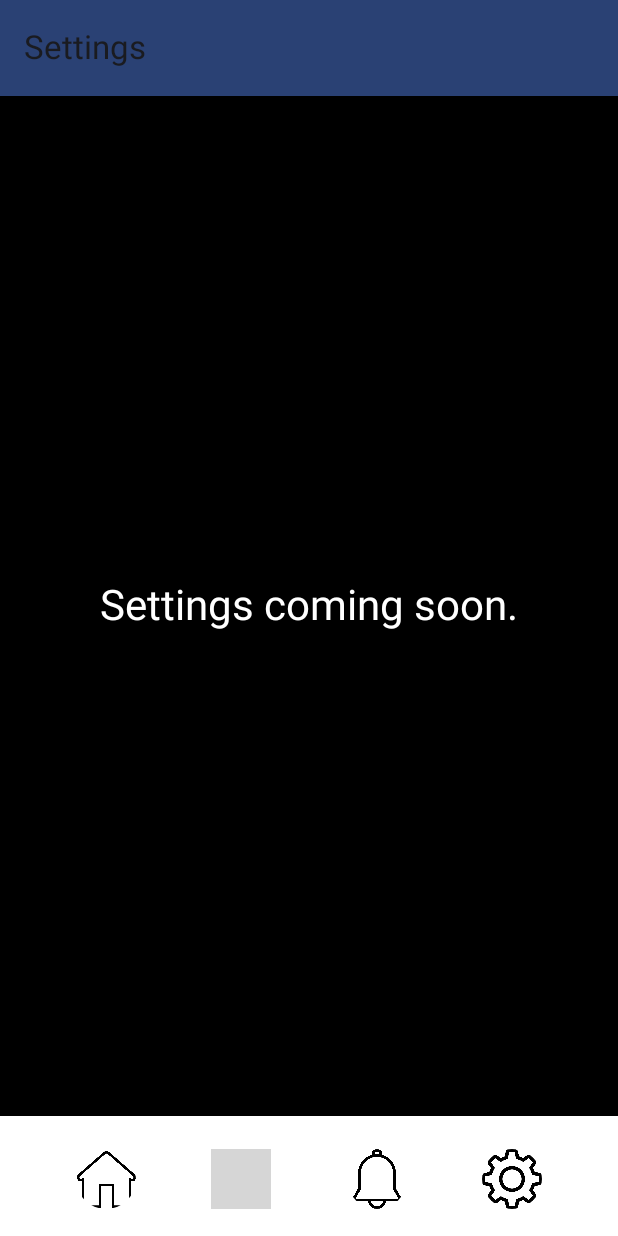
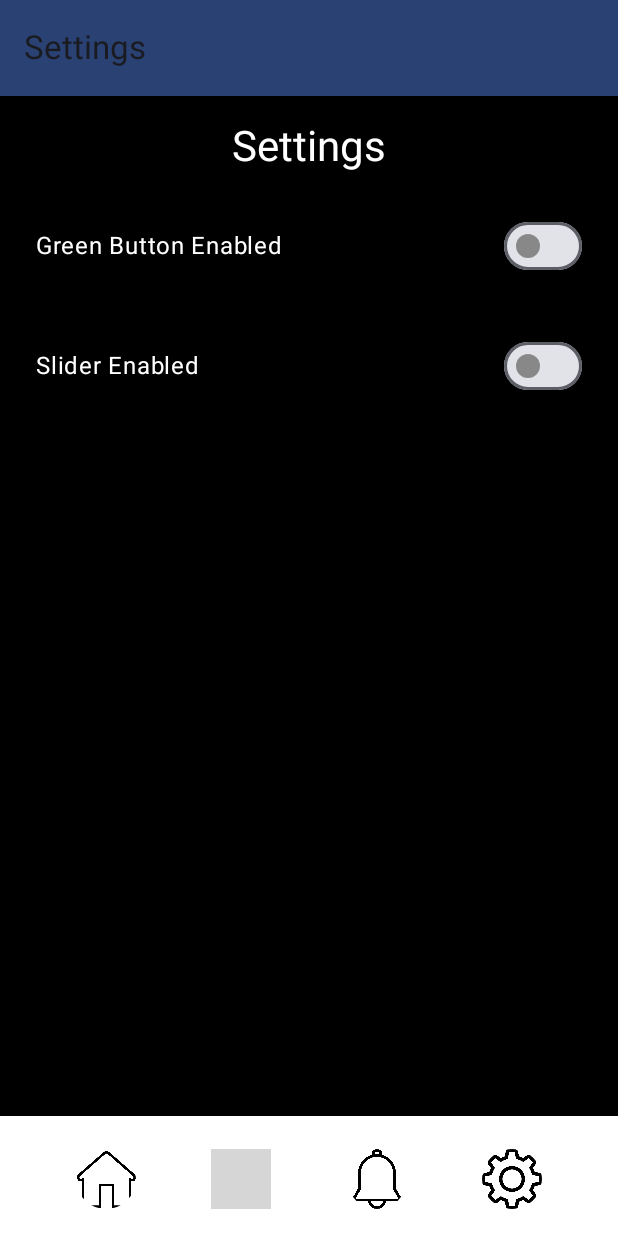
Before and after one commit to HaroldasT2/Mobile_Integration_CA3_Haroldas_Wiktor, an Android app built with Jetpack Compose: the screen it shows after launch (MainActivity), after a tap on "Settings", on a phone screen of 412 x 824 dp. Run offline under Robolectric (Android 15) with nearby library versions, the phone set to English and light mode, and no system bars; our stand-ins replace Room's generated code; grey boxes are pictures that could not be loaded.

Commit message:
added database to load camera recordings, that got the images using coil also added settings page which uses datastore to save users preferences for voice changer and microphone

```diff
--- a/app/src/main/AndroidManifest.xml
+++ b/app/src/main/AndroidManifest.xml
@@ -1,6 +1,9 @@
 <?xml version="1.0" encoding="utf-8"?>
 <manifest xmlns:android="http://schemas.android.com/apk/res/android"
-    xmlns:tools="http://schemas.android.com/tools">
+    xmlns:tools="http://schemas.android.com/tools"
+    package="com.example.homeguard">
+
+    <uses-permission android:name="android.permission.INTERNET" />
 
     <application
         android:allowBackup="true"
@@ -19,7 +22,6 @@
             android:theme="@style/Theme.HomeGuard">
             <intent-filter>
                 <action android:name="android.intent.action.MAIN" />
-
                 <category android:name="android.intent.category.LAUNCHER" />
             </intent-filter>
         </activity>
--- /dev/null
+++ b/app/src/main/java/com/example/homeguard/AppDatabase.kt
@@ -0,0 +1,68 @@
+package com.example.homeguard
+
+import android.content.Context
+import androidx.room.Database
+import androidx.room.Room
+import androidx.room.RoomDatabase
+import androidx.sqlite.db.SupportSQLiteDatabase
+import kotlinx.coroutines.CoroutineScope
+import kotlinx.coroutines.launch
+import android.util.Log
+
+@Database(entities = [Recording::class], version = 1, exportSchema = false)
+abstract class AppDatabase : RoomDatabase() {
+
+    abstract fun recordingDao(): RecordingDao
+
+    companion object {
+        @Volatile
+        private var INSTANCE: AppDatabase? = null
+
+        fun getDatabase(context: Context, scope: CoroutineScope): AppDatabase {
+            return INSTANCE ?: synchronized(this) {
+                val instance = Room.databaseBuilder(
+                    context.applicationContext,
+                    AppDatabase::class.java,
+                    "homeguard_database"
+                )
+                    .fallbackToDestructiveMigration() // Clears the database on schema change
+                    .addCallback(DatabaseCallback(scope))
+                    .build()
+                INSTANCE = instance
+                instance
+            }
+        }
+    }
+
+    private class DatabaseCallback(private val scope: CoroutineScope) : RoomDatabase.Callback() {
+        override fun onCreate(db: SupportSQLiteDatabase) {
+            super.onCreate(db)
+            INSTANCE?.let { database ->
+                scope.launch {
+                    Log.d("AppDatabase", "Populating database...")
+                    populateDatabase(database.recordingDao())
+                }
+            }
+        }
+
+        suspend fun populateDatabase(recordingDao: RecordingDao) {
+            recordingDao.clearTable()
+
+            val recording1 = Recording(
+                timestamp = "2024-12-02 10:00",
+                description = "Sample recording 1",
+                imageUrl = "https://www.cnet.com/a/img/resize/5b94304f2e405e23712a6c3ef2ff05e24365fa33/hub/2023/03/08/92644bdd-ebca-4994-b802-8b16dcc2be46/ring-battery-doorbell-plus.jpg?auto=webp&fit=crop&height=675&width=1200"
+            )
+            val recording2 = Recording(
+                timestamp = "2024-12-02 11:00",
+                description = "Sample recording 2",
+                imageUrl = "https://encrypted-tbn0.gstatic.com/images?q=tbn:ANd9GcQCy2pScPVvWaHV59T9Gtn443GFEnPM_tNzZg&s"
+            )
+
+            Log.d("AppDatabase", "Inserting: $recording1")
+            Log.d("AppDatabase", "Inserting: $recording2")
+            recordingDao.insertRecording(recording1)
+            recordingDao.insertRecording(recording2)
+        }
+    }
+}
--- a/app/src/main/java/com/example/homeguard/MainActivity.kt
+++ b/app/src/main/java/com/example/homeguard/MainActivity.kt
@@ -1,5 +1,6 @@
 package com.example.homeguard
 
+import android.app.Application
 import android.os.Bundle
 import androidx.activity.ComponentActivity
 import androidx.activity.compose.setContent
@@ -28,18 +29,22 @@ import com.example.homeguard.ui.theme.HomeGuardTheme
 import com.example.homeguard.ui.BottomNavBar
 import com.example.homeguard.ui.NotificationsPage
 import com.example.homeguard.ui.SettingsPage
-import android.util.Log
 import androidx.compose.runtime.Composable
 import androidx.compose.animation.animateColorAsState
 import com.example.homeguard.viewmodel.HomeViewModel
+import com.example.homeguard.viewmodel.HomeViewModelFactory
 import androidx.lifecycle.viewmodel.compose.viewModel
+import kotlinx.coroutines.CoroutineScope
+import kotlinx.coroutines.Dispatchers
 
 class MainActivity : ComponentActivity() {
     override fun onCreate(savedInstanceState: Bundle?) {
         super.onCreate(savedInstanceState)
+        val application = this.application
+        val scope = CoroutineScope(Dispatchers.Main)
         setContent {
             HomeGuardTheme {
-                HomeGuardApp()
+                HomeGuardApp(application, scope)
             }
         }
     }
@@ -57,9 +62,14 @@ fun ImageBackground(){
 }
 
 @Composable
-fun HomeGuardApp() {
+fun HomeGuardApp(application: Application, scope: CoroutineScope) {
+    val homeViewModel: HomeViewModel = viewModel(
+        factory = HomeViewModelFactory(application, scope)
+    )
+    LaunchedEffect(Unit) {
+        homeViewModel.checkDatabasePopulated()
+    }
     val navController = rememberNavController()
-    val homeViewModel: HomeViewModel = viewModel()
     NavHost(navController = navController, startDestination = "home") {
         composable("home") {
             HomePage(
@@ -71,16 +81,13 @@ fun HomeGuardApp() {
             )
         }
         composable("camera") {
-            Log.d("Navigation", "Navigating to CameraPage")
-            CameraPage(navController)
+            CameraPage(navController, homeViewModel)
         }
         composable("notifications") {
-            Log.d("Navigation", "Navigating to NotificationsPage")
             NotificationsPage(navController)
         }
         composable("settings") {
-            Log.d("Navigation", "Navigating to SettingsPage")
-            SettingsPage(navController)
+            SettingsPage(navController, homeViewModel)
         }
     }
 }
@@ -94,6 +101,7 @@ fun HomePage(
     viewModel: HomeViewModel
 ) {
     val isButtonGreen by viewModel.isButtonGreen.collectAsState()
+    val isSliderOn by viewModel.isSliderOn.collectAsState()
 
     Scaffold(
         bottomBar = { BottomNavBar(navController) },
@@ -121,7 +129,6 @@ fun HomePage(
                     containerColor = if (isButtonGreen) Color.Green else Color.Gray
                 ),
                 onClick = {
-                    Log.d("HomePage", "Button clicked. Current state: $isButtonGreen")
                     viewModel.toggleButtonColor()
                 },
                 modifier = Modifier.padding(16.dp)
@@ -131,8 +138,10 @@ fun HomePage(
 
             Row(verticalAlignment = Alignment.CenterVertically) {
                 Text(text = "Voice Changer", color = Color.White)
-                val checkedState = remember { mutableStateOf(false) }
-                Switch(checked = checkedState.value, onCheckedChange = { checkedState.value = it })
+                Switch(
+                    checked = isSliderOn,
+                    onCheckedChange = { viewModel.toggleSlider() }
+                )
             }
         }
     }
@@ -155,6 +164,6 @@ fun CenteredText(text: String) {
 fun GreetingPreview() {
     HomeGuardTheme {
         ImageBackground()
-        HomeGuardApp()
+        HomeGuardApp(application = Application(), scope = CoroutineScope(Dispatchers.Main))
     }
 }
--- /dev/null
+++ b/app/src/main/java/com/example/homeguard/Recording.kt
@@ -0,0 +1,12 @@
+package com.example.homeguard
+
+import androidx.room.Entity
+import androidx.room.PrimaryKey
+
+@Entity(tableName = "recordings")
+data class Recording(
+    @PrimaryKey(autoGenerate = true) val id: Int = 0,
+    val timestamp: String,
+    val description: String,
+    val imageUrl: String
+)
--- /dev/null
+++ b/app/src/main/java/com/example/homeguard/RecordingDao.kt
@@ -0,0 +1,16 @@
+package com.example.homeguard
+
+import androidx.room.Dao
+import androidx.room.Insert
+import androidx.room.Query
+
+@Dao
+interface RecordingDao {
+    @Insert
+    suspend fun insertRecording(recording: Recording)
+
+    @Query("SELECT * FROM recordings")
+    suspend fun getAllRecordings(): List<Recording>
+    @Query("DELETE FROM recordings")
+    suspend fun clearTable()
+}
--- /dev/null
+++ b/app/src/main/java/com/example/homeguard/data/PreferencesManager.kt
@@ -0,0 +1,44 @@
+package com.example.homeguard.data
+
+import android.content.Context
+import android.util.Log
+import androidx.datastore.preferences.core.booleanPreferencesKey
+import androidx.datastore.preferences.core.edit
+import androidx.datastore.preferences.core.preferencesOf
+import androidx.datastore.preferences.preferencesDataStore
+import kotlinx.coroutines.flow.Flow
+import kotlinx.coroutines.flow.map
+
+class PreferencesManager(context: Context) {
+    private val dataStore = context.dataStore
+
+    companion object {
+        private const val DATASTORE_NAME = "user_preferences"
+        private val IS_BUTTON_GREEN = booleanPreferencesKey("is_button_green")
+        private val IS_SLIDER_ON = booleanPreferencesKey("is_slider_on")
+
+        private val Context.dataStore by preferencesDataStore(name = DATASTORE_NAME)
+    }
+
+    val isButtonGreen: Flow<Boolean> = dataStore.data.map { preferences ->
+        preferences[IS_BUTTON_GREEN] ?: false
+    }
+
+    val isSliderOn: Flow<Boolean> = dataStore.data.map { preferences ->
+        preferences[IS_SLIDER_ON] ?: false
+    }
+
+    suspend fun saveButtonState(isGreen: Boolean) {
+        Log.d("PreferencesManager", "Saving button state: $isGreen")
+        dataStore.edit { preferences ->
+            preferences[IS_BUTTON_GREEN] = isGreen
+        }
+    }
+
+    suspend fun saveSliderState(isSliderOn: Boolean) {
+        Log.d("PreferencesManager", "Saving slider state: $isSliderOn")
+        dataStore.edit { preferences ->
+            preferences[IS_SLIDER_ON] = isSliderOn
+        }
+    }
+}
--- a/app/src/main/java/com/example/homeguard/ui/SettingsPage.kt
+++ b/app/src/main/java/com/example/homeguard/ui/SettingsPage.kt
@@ -1,21 +1,22 @@
 package com.example.homeguard.ui
 
+import android.util.Log
 import androidx.compose.foundation.background
 import androidx.compose.foundation.layout.*
 import androidx.compose.material3.*
-import androidx.compose.runtime.Composable
-import androidx.compose.runtime.mutableStateOf
-import androidx.compose.runtime.remember
+import androidx.compose.runtime.*
 import androidx.compose.ui.Alignment
 import androidx.compose.ui.Modifier
 import androidx.compose.ui.graphics.Color
 import androidx.compose.ui.unit.dp
 import androidx.navigation.NavController
-
+import com.example.homeguard.viewmodel.HomeViewModel
 
 @OptIn(ExperimentalMaterial3Api::class)
 @Composable
-fun SettingsPage(navController: NavController) {
+fun SettingsPage(navController: NavController, viewModel: HomeViewModel) {
+    val isSliderOn by viewModel.isSliderOn.collectAsState()
+    Log.d("SettingsPage", "Slider state in SettingsPage: $isSliderOn")
     Scaffold(
         topBar = {
             TopAppBar(
@@ -29,22 +30,36 @@ fun SettingsPage(navController: NavController) {
             modifier = Modifier
                 .fillMaxSize()
                 .background(Color.Black)
-                .padding(paddingValues),
-            verticalArrangement = Arrangement.Center,
+                .padding(paddingValues)
+                .padding(16.dp),
+            verticalArrangement = Arrangement.spacedBy(16.dp),
             horizontalAlignment = Alignment.CenterHorizontally
         ) {
             Text(
-                text = "Settings coming soon.",
+                text = "Settings",
                 color = Color.White,
                 style = MaterialTheme.typography.headlineMedium
+            )
+
+
+            SettingToggle(
+                title = "Green Button Enabled",
+                isChecked = viewModel.isButtonGreen.collectAsState(initial = false).value,
+                onToggle = { viewModel.toggleButtonColor() }
+            )
+
+
+            SettingToggle(
+                title = "Slider Enabled",
+                isChecked = viewModel.isSliderOn.collectAsState(initial = false).value,
+                onToggle = { viewModel.toggleSlider() }
             )
         }
     }
 }
 
 @Composable
-fun SettingToggle(title: String) {
-    val checkedState = remember { mutableStateOf(false) }
+fun SettingToggle(title: String, isChecked: Boolean, onToggle: (Boolean) -> Unit) {
     Row(
         modifier = Modifier
             .fillMaxWidth()
@@ -54,8 +69,8 @@ fun SettingToggle(title: String) {
     ) {
         Text(text = title, color = Color.White)
         Switch(
-            checked = checkedState.value,
-            onCheckedChange = { checkedState.value = it },
+            checked = isChecked,
+            onCheckedChange = onToggle,
             colors = SwitchDefaults.colors(
                 checkedThumbColor = MaterialTheme.colorScheme.primary,
                 uncheckedThumbColor = Color.Gray
--- a/app/src/main/java/com/example/homeguard/viewmodel/HomeViewModel.kt
+++ b/app/src/main/java/com/example/homeguard/viewmodel/HomeViewModel.kt
@@ -1,16 +1,91 @@
 package com.example.homeguard.viewmodel
 
+import android.app.Application
 import android.util.Log
+import androidx.lifecycle.AndroidViewModel
 import androidx.lifecycle.ViewModel
+import androidx.lifecycle.ViewModelProvider
+import androidx.lifecycle.viewModelScope
+import com.example.homeguard.AppDatabase
+import com.example.homeguard.Recording
+import kotlinx.coroutines.CoroutineScope
+import kotlinx.coroutines.Dispatchers
 import kotlinx.coroutines.flow.MutableStateFlow
 import kotlinx.coroutines.flow.StateFlow
+import kotlinx.coroutines.launch
+import com.example.homeguard.data.PreferencesManager
 
-class HomeViewModel : ViewModel() {
+class HomeViewModel(application: Application, private val scope: CoroutineScope) : AndroidViewModel(application) {
     private val _isButtonGreen = MutableStateFlow(false)
     val isButtonGreen: StateFlow<Boolean> get() = _isButtonGreen
 
+    private val _isSliderOn = MutableStateFlow(false)
+    val isSliderOn: StateFlow<Boolean> get() = _isSliderOn
+
+    private val recordingDao = AppDatabase.getDatabase(application, scope).recordingDao()
+    private val preferencesManager = PreferencesManager(application)
+    init {
+        viewModelScope.launch {
+            preferencesManager.isButtonGreen.collect { isGreen ->
+                Log.d("HomeViewModel", "Retrieved button state from DataStore: $isGreen")
+                _isButtonGreen.value = isGreen
+            }
+            preferencesManager.isSliderOn.collect { isOn ->
+                Log.d("HomeViewModel", "Retrieved slider state from DataStore: $isOn")
+                _isSliderOn.value = isOn
+            }
+        }
+    }
+
     fun toggleButtonColor() {
         _isButtonGreen.value = !_isButtonGreen.value
-        Log.d("HomeViewModel", "toggleButtonColor called. New state: ${_isButtonGreen.value}")
+        viewModelScope.launch {
+            preferencesManager.saveButtonState(_isButtonGreen.value)
+        }
+    }
+
+    fun toggleSlider() {
+        _isSliderOn.value = !_isSliderOn.value
+        viewModelScope.launch {
+            preferencesManager.saveSliderState(_isSliderOn.value)
+        }
+    }
+
+    fun addRecording(recording: Recording) {
+        viewModelScope.launch {
+            recordingDao.insertRecording(recording)
+        }
+    }
+
+    fun getRecordings(onResult: (List<Recording>) -> Unit) {
+        viewModelScope.launch {
+            val recordings = recordingDao.getAllRecordings()
+            Log.d("HomeViewModel", "Fetched Recordings: $recordings")
+            onResult(recordings)
+        }
+    }
+
+    fun checkDatabasePopulated() {
+        viewModelScope.launch {
+            val recordings = recordingDao.getAllRecordings()
+            if (recordings.isNotEmpty()) {
+                recordings.forEach { recording ->
+                    Log.d("HomeViewModel", "Recording: $recording")
+                }
+            }
+        }
     }
 }
+
+class HomeViewModelFactory(
+    private val application: Application,
+    private val scope: CoroutineScope
+) : ViewModelProvider.AndroidViewModelFactory(application) {
+    override fun <T : ViewModel> create(modelClass: Class<T>): T {
+        if (modelClass.isAssignableFrom(HomeViewModel::class.java)) {
+            @Suppress("UNCHECKED_CAST")
+            return HomeViewModel(application, scope) as T
+        }
+        throw IllegalArgumentException("Unknown ViewModel class")
+    }
+}
--- a/gradle/libs.versions.toml
+++ b/gradle/libs.versions.toml
@@ -9,6 +9,7 @@ lifecycleRuntimeKtx = "2.8.7"
 activityCompose = "1.9.3"
 composeBom = "2024.04.01"
 navigationCompose = "2.8.4"
+foundationAndroid = "1.7.0-alpha03"
 
 [libraries]
 androidx-core-ktx = { group = "androidx.core", name = "core-ktx", version.ref = "coreKtx" }
@@ -26,6 +27,7 @@ androidx-ui-test-manifest = { group = "androidx.compose.ui", name = "ui-test-man
 androidx-ui-test-junit4 = { group = "androidx.compose.ui", name = "ui-test-junit4" }
 androidx-material3 = { group = "androidx.compose.material3", name = "material3" }
 androidx-navigation-compose = { group = "androidx.navigation", name = "navigation-compose", version.ref = "navigationCompose" }
+androidx-foundation-android = { group = "androidx.compose.foundation", name = "foundation-android", version.ref = "foundationAndroid" }
 
 [plugins]
 android-application = { id = "com.android.application", version.ref = "agp" }
```
Also changed, not shown: app/build.gradle.kts (+43 -23 lines), app/src/main/java/com/example/homeguard/ui/CameraPage.kt (+31 -33 lines), gradle.properties (+19 -1 lines), build.gradle.kts (line endings or trailing spaces), gradle/wrapper/gradle-wrapper.properties.
